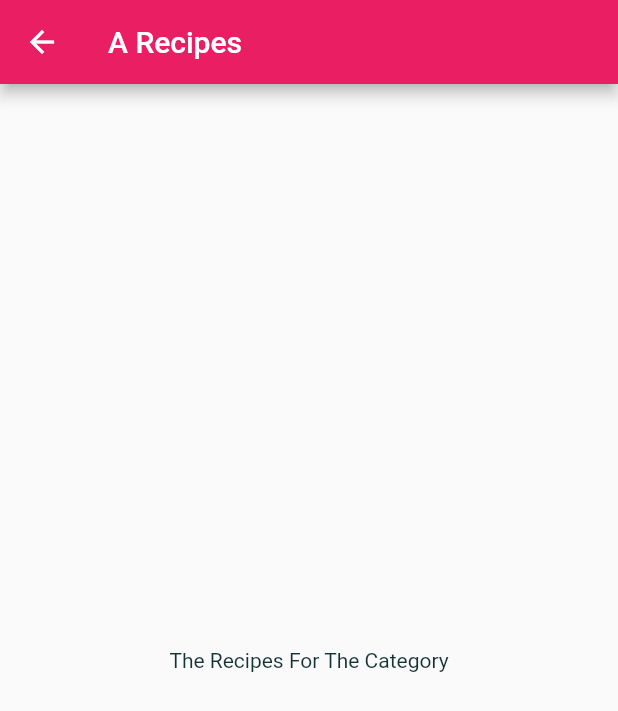
After one commit to varshil-shah/meal-app, a Flutter app: the screen it shows after launch, after a tap on "Italian", on a phone screen of 412 x 824 dp. The commit adds this screen. Shown: the top 711 px of the screen. Run offline on Flutter 3.47's test engine with Material 2 defaults, Android fonts, the phone set to English and light mode, and no system bars.

Commit message:
:sparkles: Navigation to the selected category

```diff
--- /dev/null
+++ b/lib/screens/category_meals.dart
@@ -0,0 +1,17 @@
+import 'package:flutter/material.dart';
+
+class CategoryMeals extends StatelessWidget {
+  const CategoryMeals({Key? key}) : super(key: key);
+
+  @override
+  Widget build(BuildContext context) {
+    return Scaffold(
+      appBar: AppBar(
+        title: const Text("A Recipes"),
+      ),
+      body: const Center(
+        child: Text("The Recipes For The Category"),
+      ),
+    );
+  }
+}
--- a/lib/widgets/category_item.dart
+++ b/lib/widgets/category_item.dart
@@ -1,4 +1,5 @@
 import 'package:flutter/material.dart';
+import 'package:meal_app/screens/category_meals.dart';
 
 class CategoryItem extends StatelessWidget {
   final String title;
@@ -9,9 +10,21 @@ class CategoryItem extends StatelessWidget {
     required this.color,
   });
 
+  void selectedCategory(BuildContext ctx) {
+    Navigator.of(ctx).push(
+      MaterialPageRoute(
+        builder: (_) => const CategoryMeals(),
+      ),
+    );
+  }
+
   @override
   Widget build(BuildContext context) {
-    return Container(
+    return InkWell(
+      onTap: () => selectedCategory(context),
+      splashColor: Theme.of(context).primaryColor,
+      borderRadius: BorderRadius.circular(15.0),
+      child: Container(
         padding: const EdgeInsets.all(15.0),
         child: Center(
           child: Text(
@@ -30,6 +43,7 @@ class CategoryItem extends StatelessWidget {
           ),
           borderRadius: BorderRadius.circular(15.0),
         ),
+      ),
     );
   }
 }
```
Lines whose indentation alone changed are shown as unchanged.
